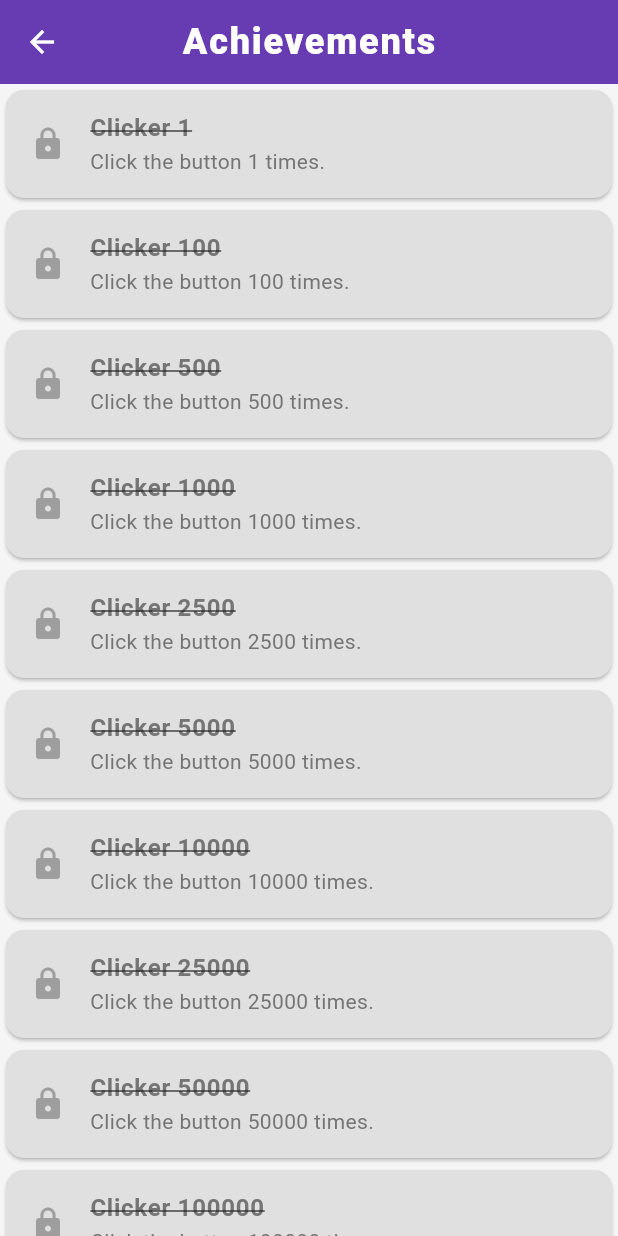
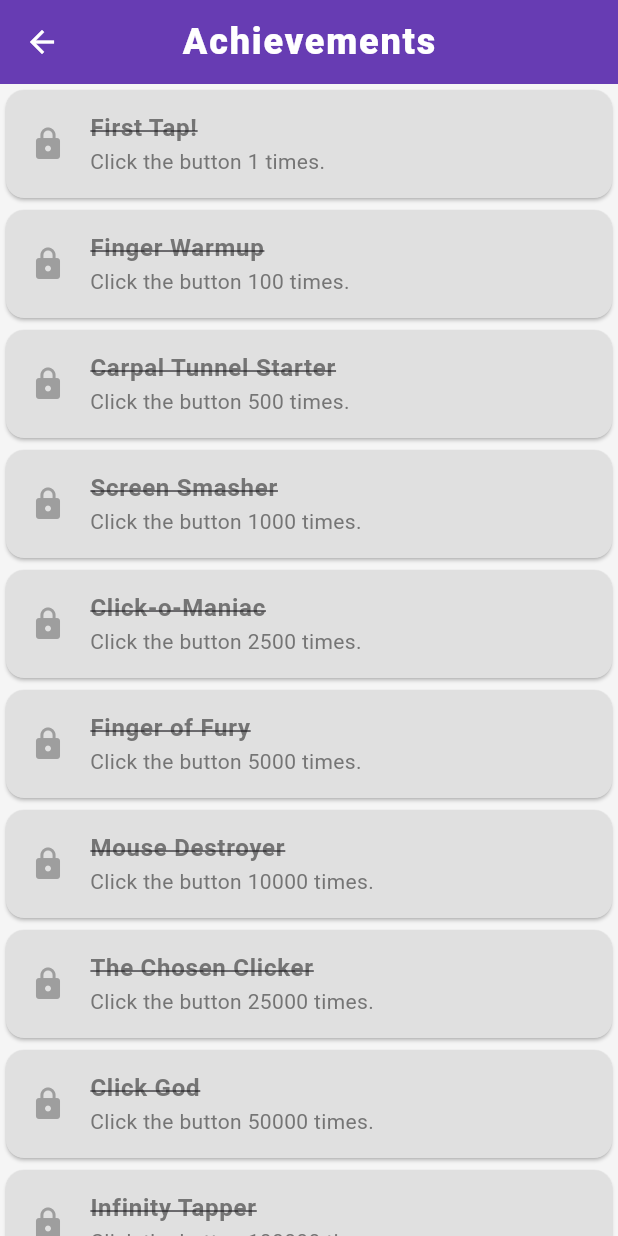
Before and after one commit to coins5/supercrazydeliveryinc, a Flutter app: the screen it shows after launch, item 2 of the bottom bar chosen, scrolled down 576 dp, after a tap on the "rocket launch" icon, after a tap on the "emoji events" icon, on a phone screen of 412 x 824 dp. Run offline on Flutter 3.47's test engine with Material 3 defaults, Android fonts, the phone set to English and light mode, and no system bars; our stand-ins replace shared_preferences.

Commit message:
Mejora de los achievements

```diff
--- a/lib/data/default_achievements.dart
+++ b/lib/data/default_achievements.dart
@@ -4,91 +4,115 @@ List<Achievement> getDefaultAchievements() {
   List<Achievement> achievements = [];
 
   // 1. Clicks (10)
-  final clickMilestones = [
-    1,
-    100,
-    500,
-    1000,
-    2500,
-    5000,
-    10000,
-    25000,
-    50000,
-    100000,
-  ];
-  for (var threshold in clickMilestones) {
+  final clickMilestones = {
+    1: 'First Tap!',
+    100: 'Finger Warmup',
+    500: 'Carpal Tunnel Starter',
+    1000: 'Screen Smasher',
+    2500: 'Click-o-Maniac',
+    5000: 'Finger of Fury',
+    10000: 'Mouse Destroyer',
+    25000: 'The Chosen Clicker',
+    50000: 'Click God',
+    100000: 'Infinity Tapper',
+  };
+  clickMilestones.forEach((threshold, name) {
     achievements.add(
       Achievement(
         id: 'clicks_$threshold',
-        name: 'Clicker $threshold',
+        name: name,
         description: 'Click the button $threshold times.',
         type: AchievementType.clicks,
         threshold: threshold.toDouble(),
       ),
     );
-  }
+  });
 
   // 2. Golden Packages (5)
-  final gpMilestones = [1, 10, 25, 50, 100];
-  for (var threshold in gpMilestones) {
+  final gpMilestones = {
+    1: 'Lucky Find!',
+    10: 'Gold Digger',
+    25: 'Shiny Object Syndrome',
+    50: 'Midas Touch',
+    100: 'Golden Goose',
+  };
+  gpMilestones.forEach((threshold, name) {
     achievements.add(
       Achievement(
         id: 'golden_package_$threshold',
-        name: 'Treasure Hunter $threshold',
+        name: name,
         description: 'Click $threshold Golden Packages.',
         type: AchievementType.goldenPackages,
         threshold: threshold.toDouble(),
       ),
     );
-  }
+  });
 
   // 3. Boosts (4)
-  final boostMilestones = [1, 10, 25, 50];
-  for (var threshold in boostMilestones) {
+  final boostMilestones = {
+    1: 'Nitro Boost!',
+    10: 'Adrenaline Junkie',
+    25: 'Warp Speed',
+    50: 'Ludicrous Speed',
+  };
+  boostMilestones.forEach((threshold, name) {
     achievements.add(
       Achievement(
         id: 'boost_$threshold',
-        name: 'Speed Demon $threshold',
+        name: name,
         description: 'Activate Boost $threshold times.',
         type: AchievementType.boosts,
         threshold: threshold.toDouble(),
       ),
     );
-  }
+  });
 
   // 4. Managers (5)
-  final managerMilestones = [1, 10, 25, 50, 100];
-  for (var threshold in managerMilestones) {
+  final managerMilestones = {
+    1: "You're Hired!",
+    10: 'Middle Management',
+    25: 'Corporate Ladder',
+    50: 'Board of Directors',
+    100: 'CEO of Everything',
+  };
+  managerMilestones.forEach((threshold, name) {
     achievements.add(
       Achievement(
         id: 'manager_hired_$threshold',
-        name: 'HR Department $threshold',
+        name: name,
         description: 'Hire $threshold Managers.',
         type: AchievementType.managersHired,
         threshold: threshold.toDouble(),
       ),
     );
-  }
+  });
 
   // 5. Upgrades (6)
-  final upgradeMilestones = [10, 50, 100, 250, 500, 1000];
-  for (var threshold in upgradeMilestones) {
+  final upgradeMilestones = {
+    10: 'Upgrade Junkie',
+    50: 'Cutting Edge',
+    100: 'Future is Now',
+    250: 'Singularity Seeker',
+    500: 'Tech Overlord',
+    1000: 'God Mode',
+  };
+  upgradeMilestones.forEach((threshold, name) {
     achievements.add(
       Achievement(
         id: 'upgrades_$threshold',
-        name: 'Tech Enthusiast $threshold',
+        name: name,
         description: 'Buy $threshold Upgrades.',
         type: AchievementType.upgrades,
         threshold: threshold.toDouble(),
       ),
     );
-  }
+  });
 
   // 6. Playtime (3)
   achievements.add(
     Achievement(
       id: 'playtime_1h',
-      name: 'Getting Started',
+      name: 'Just 5 More Minutes',
       description: 'Play for 1 hour.',
       type: AchievementType.playTime,
       threshold: 3600,
@@ -97,7 +121,7 @@ List<Achievement> getDefaultAchievements() {
   achievements.add(
     Achievement(
       id: 'playtime_24h',
-      name: 'Dedicated',
+      name: 'No Life',
       description: 'Play for 24 hours.',
       type: AchievementType.playTime,
       threshold: 86400,
@@ -106,7 +130,7 @@ List<Achievement> getDefaultAchievements() {
   achievements.add(
     Achievement(
       id: 'playtime_100h',
-      name: 'Addicted',
+      name: 'Touch Grass',
       description: 'Play for 100 hours.',
       type: AchievementType.playTime,
       threshold: 360000,
@@ -114,24 +138,31 @@ List<Achievement> getDefaultAchievements() {
   );
 
   // 7. Evolutions (6)
-  final evolutionMilestones = [1, 5, 10, 25, 50, 100];
-  for (var threshold in evolutionMilestones) {
+  final evolutionMilestones = {
+    1: "It's Evolving!",
+    5: "Darwin's Favorite",
+    10: 'Mutant Army',
+    25: 'Genetic Freak',
+    50: 'Apex Predator',
+    100: 'Ultimate Lifeform',
+  };
+  evolutionMilestones.forEach((threshold, name) {
     achievements.add(
       Achievement(
         id: 'evolution_$threshold',
-        name: 'Evolution Master $threshold',
+        name: name,
         description: 'Evolve units $threshold times.',
         type: AchievementType.evolutions,
         threshold: threshold.toDouble(),
       ),
     );
-  }
+  });
 
   // 8. Completionist (3)
   achievements.add(
     Achievement(
       id: 'all_units',
-      name: 'Gotta Catch \'Em All',
+      name: 'Monopoly Man',
       description: 'Unlock ALL Delivery Units.',
       type: AchievementType.allUnitsUnlocked,
       threshold: 1,
@@ -140,7 +171,7 @@ List<Achievement> getDefaultAchievements() {
   achievements.add(
     Achievement(
       id: 'all_managers',
-      name: 'Corporate Overlord',
+      name: 'Wolf of Wall Street',
       description: 'Hire ALL Managers.',
       type: AchievementType.allManagersHired,
       threshold: 1,
@@ -149,7 +180,7 @@ List<Achievement> getDefaultAchievements() {
   achievements.add(
     Achievement(
       id: 'all_upgrades',
-      name: 'Maxed Out',
+      name: 'Completionist King',
       description: 'Buy ALL Upgrades.',
       type: AchievementType.allUpgradesPurchased,
       threshold: 1,
@@ -157,23 +188,46 @@ List<Achievement> getDefaultAchievements() {
   );
 
   // 9. Money (21)
-  // Powers of 10 from 1e3 to 1e60 (every 3 orders of magnitude) + 1e100
-  for (int i = 3; i <= 60; i += 3) {
-    double val = double.parse('1e$i');
+  final moneyMilestones = {
+    3: 'Pocket Change',
+    6: 'Millionaire Status',
+    9: 'Three Comma Club',
+    12: 'Trillionaire Tycoon',
+    15: 'Quadrillionaire Quest',
+    18: 'Quintillionaire King',
+    21: 'Sextillionaire Supreme',
+    24: 'Septillionaire Sultan',
+    27: 'Octillionaire Overlord',
+    30: 'Nonillionaire Ninja',
+    33: 'Decillionaire Deity',
+    36: 'Undecillionaire Universe',
+    39: 'Duodecillionaire Dragon',
+    42: 'Tredecillionaire Titan',
+    45: 'Quattuordecillionaire Quasar',
+    48: 'Quindecillionaire Quantum',
+    51: 'Sexdecillionaire Supernova',
+    54: 'Septendecillionaire Star',
+    57: 'Octodecillionaire Oracle',
+    60: 'Novemdecillionaire Nebula',
+  };
+
+  moneyMilestones.forEach((power, name) {
+    double val = double.parse('1e$power');
     achievements.add(
       Achievement(
-        id: 'money_1e$i',
-        name: 'Wealth 1e$i',
-        description: 'Earn \$1e$i.',
+        id: 'money_1e$power',
+        name: name,
+        description: 'Earn \$1e$power.',
         type: AchievementType.money,
         threshold: val,
       ),
     );
-  }
+  });
+
   achievements.add(
     Achievement(
       id: 'money_googol',
-      name: 'Googol',
+      name: 'Infinite Money Glitch',
       description: 'Earn \$1e100.',
       type: AchievementType.money,
       threshold: 1e100,
@@ -181,8 +235,6 @@ List<Achievement> getDefaultAchievements() {
   );
 
   // 10. Unit Collectors (60)
-  // We need the IDs of the first 60 units.
-  // I'll reconstruct the list here to ensure IDs match exactly what's in default_units.dart
   final List<(String, String)> unitData = [
     ('Grandma on Skates', 'grandma'),
     ('Paper Boy', 'paper_boy'),
@@ -250,7 +302,7 @@ List<Achievement> getDefaultAchievements() {
     achievements.add(
       Achievement(
         id: 'own_${data.$2}',
-        name: 'Owner: ${data.$1}',
+        name: 'Lord of ${data.$1}s',
         description: 'Own 1 ${data.$1}.',
         type: AchievementType.unitCount,
         threshold: 1,
```
